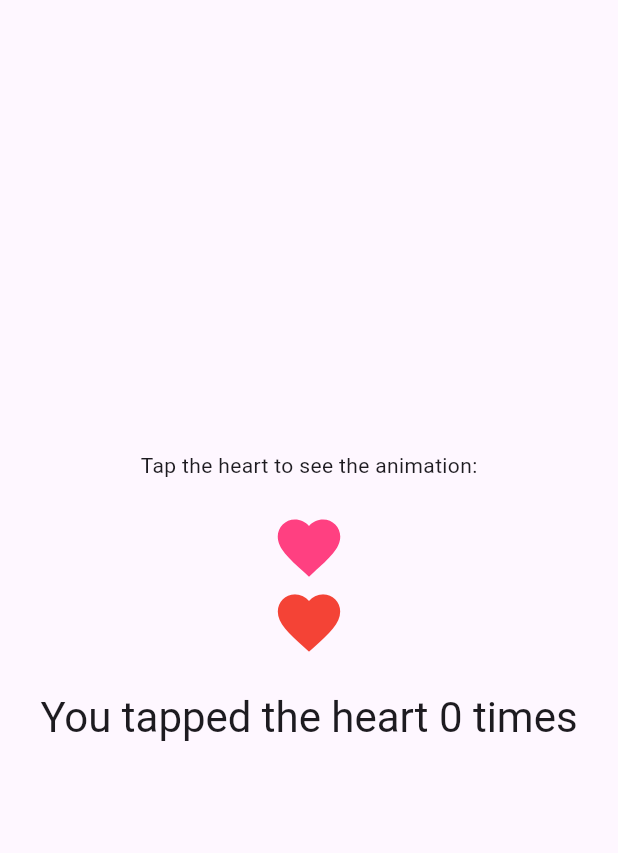
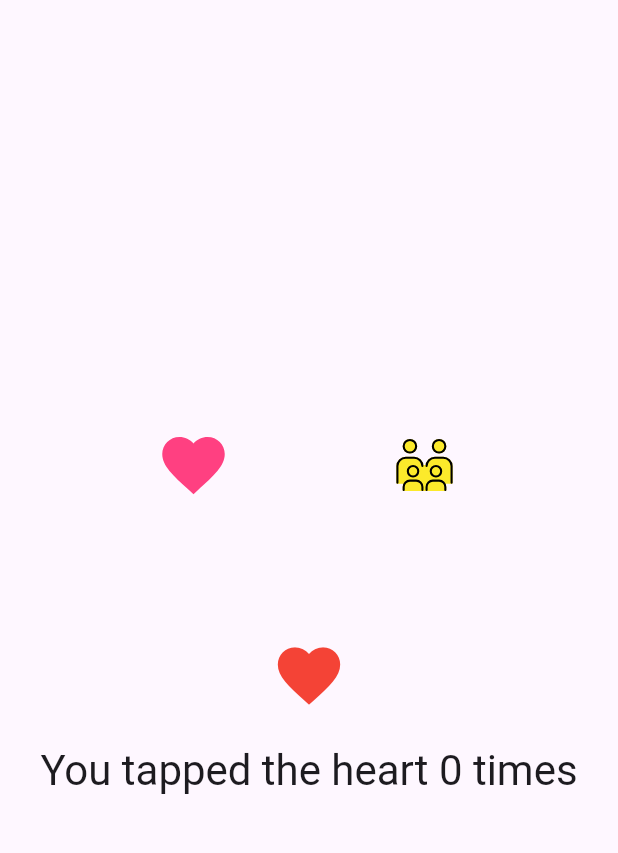
Before and after one commit to dustinchu/floating_hearts_animation, a Flutter app: the screen it shows after launch, on a phone screen of 412 x 824 dp, the part 63-916 px from its top. Run offline on Flutter 3.47's test engine with Material 3 defaults, Android fonts, the phone set to English and light mode, and no system bars; our stand-ins replace flutter_svg.

Commit message:
add demo.gif

```diff
--- a/example/lib/main.dart
+++ b/example/lib/main.dart
@@ -46,10 +46,10 @@ class _MyHomePageState extends State<MyHomePage> {
         child: Column(
           mainAxisAlignment: MainAxisAlignment.center,
           children: <Widget>[
-            const Text(
-              'Tap the heart to see the animation:',
-            ),
             const SizedBox(height: 20),
+            Row(
+              mainAxisAlignment: MainAxisAlignment.spaceEvenly,
+              children: [
                 FloatingHeartsButton(
                   svgPath: 'assets/heart.svg',
                   onTap: () => print('Tapped!'),
@@ -59,6 +59,18 @@ class _MyHomePageState extends State<MyHomePage> {
                   itemDelay: Duration(milliseconds: 150),
                   animationType: FloatingAnimationType.curve,
                 ),
+                FloatingHeartsButton(
+                  svgPath: 'assets/Family.svg',
+                  onTap: () => print('Tapped!'),
+                  size: 50,
+                  floatingItemCount: 3,
+                  animationDuration: Duration(milliseconds: 2000),
+                  itemDelay: Duration(milliseconds: 150),
+                  animationType: FloatingAnimationType.curve,
+                ),
+              ],
+            ),
+            const SizedBox(height: 90),
             FloatingHeartsButton(
               child: Icon(Icons.favorite, color: Colors.red, size: 50),
               onTap: () => print('Tapped!'),
--- a/pubspec.yaml
+++ b/pubspec.yaml
@@ -4,12 +4,13 @@ version: 0.0.1
 homepage:
 
 environment:
-  sdk: ^3.5.2
+  sdk: ">=3.5.2 <4.0.0"
   flutter: ">=1.17.0"
 
 dependencies:
   flutter:
     sdk: flutter
+  flutter_svg: ^2.0.17
 dev_dependencies:
   flutter_test:
     sdk: flutter
```
Also changed, not shown: example/assets/Family.svg (added), 2 other files. Lines whose indentation alone changed are shown as unchanged.
